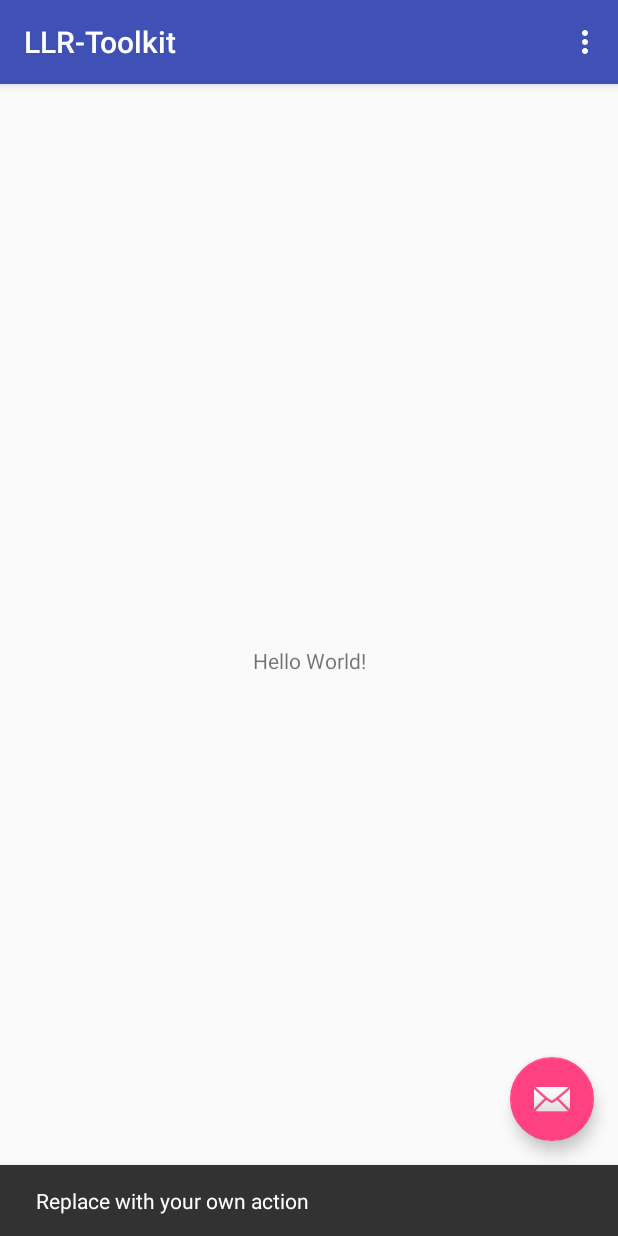
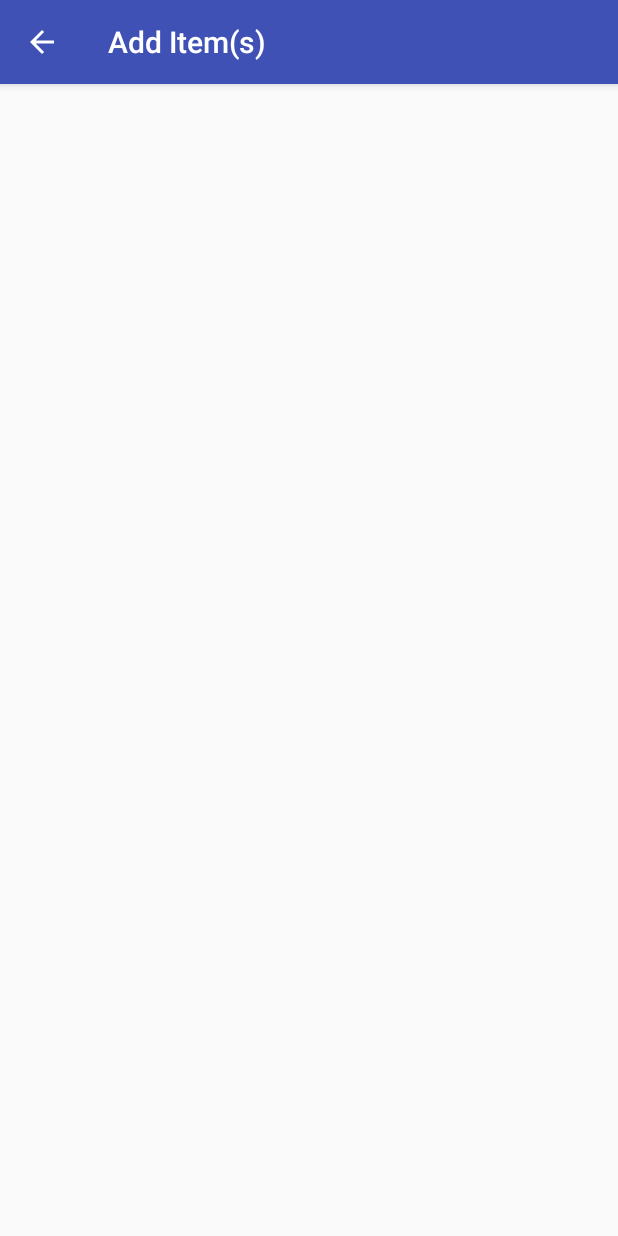
Before and after one commit to BeigeSweatshirt/LLR-Toolkit, an Android app: the screen it shows after launch (Inventory before the commit, InventoryAdd after it), after a tap on an icon or button, on a phone screen of 412 x 824 dp. Run offline under Robolectric (Android 15) with nearby library versions, the phone set to English and light mode, and no system bars.

Commit message:
Added Inventory and InventoryAdd activities, set their titles, and provided navigation between the two.

```diff
--- a/app/src/main/java/com/example/matt/llr_toolkit/Inventory.java
+++ b/app/src/main/java/com/example/matt/llr_toolkit/Inventory.java
@@ -1,8 +1,8 @@
 package com.example.matt.llr_toolkit;
 
+import android.content.Intent;
 import android.os.Bundle;
 import android.support.design.widget.FloatingActionButton;
-import android.support.design.widget.Snackbar;
 import android.support.v7.app.AppCompatActivity;
 import android.support.v7.widget.Toolbar;
 import android.view.View;
@@ -13,17 +13,18 @@ public class Inventory extends AppCompatActivity {
 
     @Override
     protected void onCreate(Bundle savedInstanceState) {
+        final Intent intent = new Intent(this, InventoryAdd.class);
         super.onCreate(savedInstanceState);
         setContentView(R.layout.activity_inventory);
         Toolbar toolbar = (Toolbar) findViewById(R.id.toolbar);
         setSupportActionBar(toolbar);
+        getSupportActionBar().setTitle("Inventory");
 
         FloatingActionButton fab = (FloatingActionButton) findViewById(R.id.fab);
         fab.setOnClickListener(new View.OnClickListener() {
             @Override
             public void onClick(View view) {
-                Snackbar.make(view, "Replace with your own action", Snackbar.LENGTH_LONG)
-                        .setAction("Action", null).show();
+                startActivity(intent);
             }
         });
     }
--- /dev/null
+++ b/app/src/main/java/com/example/matt/llr_toolkit/InventoryAdd.java
@@ -0,0 +1,16 @@
+package com.example.matt.llr_toolkit;
+
+import android.support.v7.app.AppCompatActivity;
+import android.os.Bundle;
+import android.support.v7.widget.Toolbar;
+
+public class InventoryAdd extends AppCompatActivity {
+
+    @Override
+    protected void onCreate(Bundle savedInstanceState) {
+        super.onCreate(savedInstanceState);
+        setContentView(R.layout.activity_inventoryadd);
+
+        getSupportActionBar().setTitle("Add Item(s)");
+    }
+}
--- a/app/src/main/res/layout/activity_inventory.xml
+++ b/app/src/main/res/layout/activity_inventory.xml
@@ -20,14 +20,14 @@
 
     </android.support.design.widget.AppBarLayout>
 
-    <include layout="@layout/content_inventory" />
-
     <android.support.design.widget.FloatingActionButton
         android:id="@+id/fab"
         android:layout_width="wrap_content"
         android:layout_height="wrap_content"
         android:layout_gravity="bottom|end"
         android:layout_margin="@dimen/fab_margin"
-        app:srcCompat="@android:drawable/ic_dialog_email" />
+        android:tint="@android:color/white"
+        app:backgroundTint="@color/colorPrimary"
+        app:srcCompat="@android:drawable/ic_input_add" />
 
 </android.support.design.widget.CoordinatorLayout>
--- /dev/null
+++ b/app/src/main/res/layout/activity_inventoryadd.xml
@@ -0,0 +1,9 @@
+<?xml version="1.0" encoding="utf-8"?>
+<android.support.constraint.ConstraintLayout xmlns:android="http://schemas.android.com/apk/res/android"
+    xmlns:app="http://schemas.android.com/apk/res-auto"
+    xmlns:tools="http://schemas.android.com/tools"
+    android:layout_width="match_parent"
+    android:layout_height="match_parent"
+    tools:context="com.example.matt.llr_toolkit.InventoryAdd">
+
+</android.support.constraint.ConstraintLayout>
--- a/app/src/main/res/values/colors.xml
+++ b/app/src/main/res/values/colors.xml
@@ -1,6 +1,6 @@
 <?xml version="1.0" encoding="utf-8"?>
 <resources>
-    <color name="colorPrimary">#3F51B5</color>
+    <color name="colorPrimary">#3f51b5</color>
     <color name="colorPrimaryDark">#303F9F</color>
     <color name="colorAccent">#FF4081</color>
 </resources>
```
Also changed, not shown: app/src/main/AndroidManifest.xml (+7 -0 lines).
